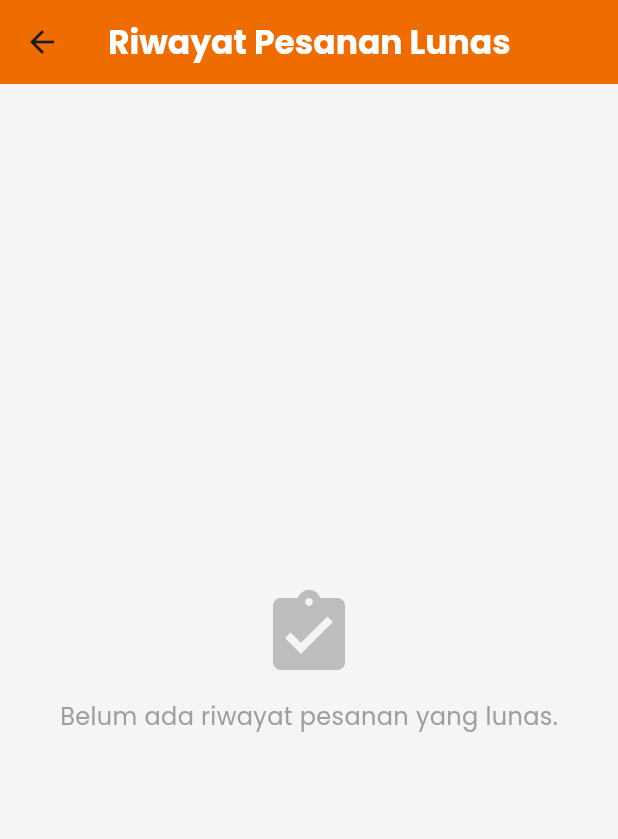
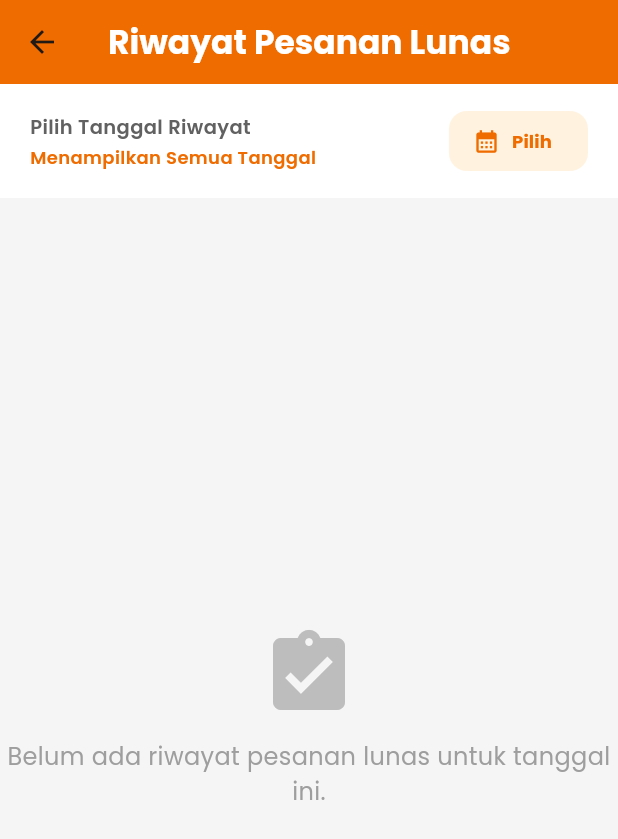
Before and after one commit to InMyDr3am/flutter_resto, a Flutter app: the OrderHistoryScreen screen opened directly, on a phone screen of 412 x 824 dp. Shown: the top 839 px of the screen. Run offline on Flutter 3.47's test engine with Material 3 defaults, Android fonts, the phone set to English and light mode, and no system bars; our stand-ins replace google_fonts, image_picker, supabase_flutter; accounts and stored records are empty.

Commit message:
menambahkan tgl dan pilih tgl pada order history

```diff
--- a/lib/models/order_model.dart
+++ b/lib/models/order_model.dart
@@ -4,6 +4,7 @@ class OrderModel {
   final String? tableNumber;
   final double totalPrice;
   String status;
+  final DateTime? createdAt;
   final String? paymentMethod; // Tambahan: 'cash' atau 'qris'
   final double? changeAmount;    // Tambahan: nominal kembalian
 
@@ -15,6 +16,7 @@ class OrderModel {
     required this.status,
     this.paymentMethod,
     this.changeAmount,
+    this.createdAt,
   });
 
   factory OrderModel.fromJson(Map<String, dynamic> json) => OrderModel(
@@ -25,6 +27,7 @@ class OrderModel {
         status: json['status'],
         paymentMethod: json['payment_method'],
         changeAmount: json['change_amount'] != null ? (json['change_amount'] as num).toDouble() : null,
+        createdAt: json['created_at'] != null ? DateTime.parse(json['created_at']) : null,
       );
 
   Map<String, dynamic> toJson() => {
@@ -35,6 +38,7 @@ class OrderModel {
         'status': status,
         'payment_method': paymentMethod,
         'change_amount': changeAmount,
+        'created_at': createdAt,
       };
 
   // Kloning objek dengan pembaruan status & data pembayaran
@@ -42,6 +46,7 @@ class OrderModel {
     String? status,
     String? paymentMethod,
     double? changeAmount,
+    DateTime? createdAt,
   }) {
     return OrderModel(
       id: id,
@@ -51,6 +56,7 @@ class OrderModel {
       status: status ?? this.status,
       paymentMethod: paymentMethod ?? this.paymentMethod,
       changeAmount: changeAmount ?? this.changeAmount,
+      createdAt: createdAt ?? this.createdAt,
     );
   }
 }
--- a/lib/screens/order_history_screen.dart
+++ b/lib/screens/order_history_screen.dart
@@ -15,6 +15,9 @@ class OrderHistoryScreen extends StatefulWidget {
 class _OrderHistoryScreenState extends State<OrderHistoryScreen> {
   final SupabaseService _supabaseService = SupabaseService();
 
+  // Variabel penampung filter tanggal
+  DateTime? _selectedDate;
+
   String formatCurrency(double amount) {
     return NumberFormat.currency(
       locale: 'id_ID',
@@ -23,13 +26,69 @@ class _OrderHistoryScreenState extends State<OrderHistoryScreen> {
     ).format(amount);
   }
 
-  Stream<List<OrderModel>> _getPaidOrders() {
-    return _supabaseService.getOrdersStream().map(
-      (orders) => orders.where((order) => order.status == 'paid').toList(),
-    );
+  // Format tanggal untuk ditampilkan rapi ke layar
+  String formatDate(DateTime? date) {
+    if (date == null) return '-';
+    return DateFormat('dd-MM-yyyy').format(date);
   }
 
-  // === DIPERBARUI: MENAMPILKAN METODE PEMBAYARAN & CATATAN PADA RIWAYAT ===
+  // Mengambil pesanan berstatus 'completed' dan memfilternya berdasarkan tanggal (jika dipilih)
+  Stream<List<OrderModel>> _getPaidOrders() {
+    return _supabaseService.getOrdersStream().map((orders) {
+      // 1. Saring status completed
+      var filtered = orders.where((order) => order.status == 'paid').toList();
+
+      // 2. Saring berdasarkan tanggal (jika user memilih tanggal)
+      if (_selectedDate != null) {
+        filtered = filtered.where((order) {
+          if (order.createdAt == null) return false;
+          // Ambil tanggalnya saja (abaikan jam/menit/detik)
+          DateTime orderDate = DateTime(
+            order.createdAt!.year,
+            order.createdAt!.month,
+            order.createdAt!.day,
+          );
+          DateTime filterDate = DateTime(
+            _selectedDate!.year,
+            _selectedDate!.month,
+            _selectedDate!.day,
+          );
+          return orderDate.isAtSameMomentAs(filterDate);
+        }).toList();
+      }
+      return filtered;
+    });
+  }
+
+  // Fungsi pemilih tanggal (Date Picker)
+  Future<void> _pickDate(BuildContext context) async {
+    final initialDate = _selectedDate ?? DateTime.now();
+    final pickedDate = await showDatePicker(
+      context: context,
+      initialDate: initialDate,
+      firstDate: DateTime(2020),
+      lastDate: DateTime(2101),
+      builder: (context, child) {
+        return Theme(
+          data: Theme.of(context).copyWith(
+            colorScheme: ColorScheme.light(
+              primary: Colors.orange.shade800, // Warna tema orange
+              onPrimary: Colors.white,
+              onSurface: Colors.grey.shade800,
+            ),
+          ),
+          child: child!,
+        );
+      },
+    );
+
+    if (pickedDate != null) {
+      setState(() {
+        _selectedDate = pickedDate;
+      });
+    }
+  }
+
   void _showOrderHistoryDetail(OrderModel order) {
     showModalBottomSheet(
       context: context,
@@ -78,6 +137,12 @@ class _OrderHistoryScreenState extends State<OrderHistoryScreen> {
                               'Meja : ${order.tableNumber ?? "-"}',
                               style: GoogleFonts.poppins(fontSize: 14, color: Colors.green[700], fontWeight: FontWeight.w600)
                             ),
+                            const SizedBox(height: 2),
+                            // Tampilkan waktu/tanggal pesanan dibuat di detail
+                            Text(
+                              'Waktu Pesan: ${order.createdAt != null ? DateFormat('dd MMM yyyy, HH:mm').format(order.createdAt!) : "-"}',
+                              style: GoogleFonts.poppins(fontSize: 11, color: Colors.grey[600])
+                            ),
                           ],
                         ),
                       ),
@@ -100,7 +165,6 @@ class _OrderHistoryScreenState extends State<OrderHistoryScreen> {
                   Text('Item Dibeli:', style: GoogleFonts.poppins(fontSize: 16, fontWeight: FontWeight.w600, color: Colors.grey[700])),
                   const SizedBox(height: 12),
 
-                  // Rincian Item (Ditambah Tampilan Catatan/note)
                   Expanded(
                     child: FutureBuilder<List<OrderItemModel>>(
                       future: _supabaseService.getOrderItems(order.id!),
@@ -140,7 +204,6 @@ class _OrderHistoryScreenState extends State<OrderHistoryScreen> {
                                           item.menuName ?? 'Menu Terhapus',
                                           style: GoogleFonts.poppins(fontSize: 15, fontWeight: FontWeight.w600, color: Colors.grey[850])
                                         ),
-                                        // Tampilkan Note Spesifik per Item Jika Ada
                                         if (hasnote) ...[
                                           const SizedBox(height: 4),
                                           Container(
@@ -172,7 +235,6 @@ class _OrderHistoryScreenState extends State<OrderHistoryScreen> {
                   ),
                   const SizedBox(height: 12),
 
-                  // Total Tagihan & Ikon Metode Pembayaran
                   Container(
                     padding: const EdgeInsets.all(16),
                     decoration: BoxDecoration(
@@ -233,7 +295,63 @@ class _OrderHistoryScreenState extends State<OrderHistoryScreen> {
         backgroundColor: Colors.orange[800],
         elevation: 0,
       ),
-      body: StreamBuilder<List<OrderModel>>(
+      body: Column(
+        children: [
+          // === FILTER / PEMILIH TANGGAL MODERN ===
+          Container(
+            padding: const EdgeInsets.symmetric(horizontal: 20, vertical: 14),
+            color: Colors.white,
+            child: Row(
+              mainAxisAlignment: MainAxisAlignment.spaceBetween,
+              children: [
+                Column(
+                  crossAxisAlignment: CrossAxisAlignment.start,
+                  children: [
+                    Text(
+                      'Pilih Tanggal Riwayat',
+                      style: GoogleFonts.poppins(fontSize: 13, fontWeight: FontWeight.w600, color: Colors.grey[700])
+                    ),
+                    const SizedBox(height: 2),
+                    Text(
+                      _selectedDate == null
+                          ? 'Menampilkan Semua Tanggal'
+                          : 'Tanggal: ${formatDate(_selectedDate)}',
+                      style: GoogleFonts.poppins(fontSize: 12, color: Colors.orange[800], fontWeight: FontWeight.w600),
+                    ),
+                  ],
+                ),
+                Row(
+                  children: [
+                    if (_selectedDate != null) ...[
+                      IconButton(
+                        icon: const Icon(Icons.close, color: Colors.red),
+                        onPressed: () {
+                          setState(() {
+                            _selectedDate = null; // Reset filter (tampilkan semua)
+                          });
+                        },
+                      ),
+                    ],
+                    ElevatedButton.icon(
+                      onPressed: () => _pickDate(context),
+                      icon: const Icon(Icons.calendar_month, size: 18),
+                      label: Text('Pilih', style: GoogleFonts.poppins(fontSize: 12, fontWeight: FontWeight.bold)),
+                      style: ElevatedButton.styleFrom(
+                        backgroundColor: Colors.orange[50],
+                        foregroundColor: Colors.orange[800],
+                        elevation: 0,
+                        shape: RoundedRectangleBorder(borderRadius: BorderRadius.circular(12)),
+                      ),
+                    ),
+                  ],
+                ),
+              ],
+            ),
+          ),
+
+          // === STREAM BUILDER RIWAYAT ===
+          Expanded(
+            child: StreamBuilder<List<OrderModel>>(
               stream: _getPaidOrders(),
               builder: (context, snapshot) {
                 if (snapshot.connectionState == ConnectionState.waiting) {
@@ -247,7 +365,7 @@ class _OrderHistoryScreenState extends State<OrderHistoryScreen> {
                       children: [
                         Icon(Icons.assignment_turned_in, size: 64, color: Colors.grey[400]),
                         const SizedBox(height: 12),
-                  Text('Belum ada riwayat pesanan yang lunas.', style: GoogleFonts.poppins(fontSize: 16, color: Colors.grey)),
+                        Text('Belum ada riwayat pesanan lunas untuk tanggal ini.', style: GoogleFonts.poppins(fontSize: 16, color: Colors.grey), textAlign: TextAlign.center,),
                       ],
                     ),
                   );
@@ -260,7 +378,6 @@ class _OrderHistoryScreenState extends State<OrderHistoryScreen> {
                   itemBuilder: (context, index) {
                     final order = orders[index];
 
-              // Kartu Riwayat Bersih Modern dengan Aksen Hijau
                     return Card(
                       margin: const EdgeInsets.symmetric(horizontal: 16, vertical: 6),
                       elevation: 2,
@@ -306,7 +423,6 @@ class _OrderHistoryScreenState extends State<OrderHistoryScreen> {
                                               style: GoogleFonts.poppins(fontSize: 12, color: Colors.green[700], fontWeight: FontWeight.w600),
                                             ),
                                             const SizedBox(width: 12),
-                                      // Tampilkan Ikon Metode Bayar Kecil di List Utama
                                             Icon(
                                               order.paymentMethod?.toLowerCase() == 'qris' ? Icons.qr_code_2 : Icons.money,
                                               size: 14,
@@ -346,6 +462,9 @@ class _OrderHistoryScreenState extends State<OrderHistoryScreen> {
                 );
               },
             ),
+          ),
+        ],
+      ),
     );
   }
 }
```
Lines whose indentation alone changed are shown as unchanged.
